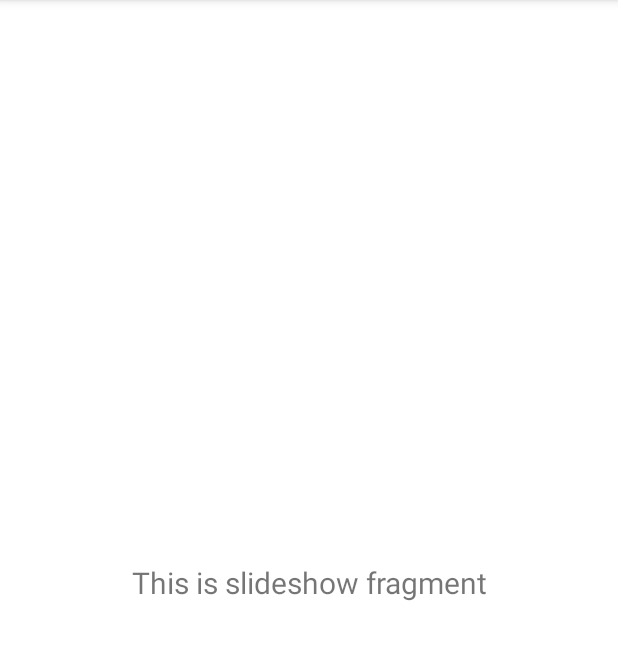
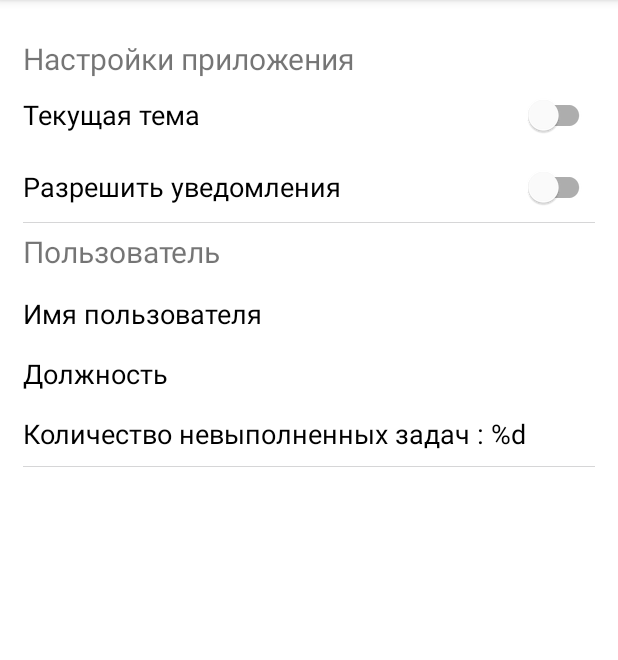
Before and after one commit to lubuntum/TaskCreator, an Android app: the fragment SlideshowFragment shown on its own in the app's theme, on a phone screen of 412 x 824 dp, the part 84-744 px from its top. Run offline under Robolectric (Android 15) with nearby library versions, the phone set to English and light mode, and no system bars.

Commit message:
Добавил UI для настроек приложени

```diff
--- a/app/src/main/java/com/pavel/databaseapp/services/notification/NotificationService.java
+++ b/app/src/main/java/com/pavel/databaseapp/services/notification/NotificationService.java
@@ -8,6 +8,8 @@ import android.content.Intent;
 import android.content.SharedPreferences;
 import android.graphics.Bitmap;
 import android.graphics.BitmapFactory;
+import android.media.RingtoneManager;
+import android.net.Uri;
 import android.os.IBinder;
 import android.util.Log;
 
@@ -90,13 +92,15 @@ public class NotificationService extends LifecycleService {
             public void onChanged(List<Task> taskList) {
                 if (android.os.Build.VERSION.SDK_INT >= android.os.Build.VERSION_CODES.O) {
                     Bitmap bitmap = BitmapFactory.decodeResource(getResources(), R.drawable.icon_accept_gray);
+                    Uri notySound = RingtoneManager.getDefaultUri(RingtoneManager.TYPE_NOTIFICATION);
                     Notification.Builder notification = new Notification.Builder(getService(), CHANNEL_ID)
                             .setContentTitle("Новые задачи")
                             .setSmallIcon(R.drawable.icon_accept_green)
                             .setLargeIcon(bitmap);
                     if (taskList != null && taskList.size() > 0) {
                         notification
-                                .setContentText(String.format("У вас новые задачи: %d", taskList.size()));
+                                .setContentText(String.format("У вас новые задачи: %d", taskList.size()))
+                                .setSound(notySound);
                         //updateCheckedTasks();
                     }
                     else notification.setContentText("У вас нет новых задач");
--- a/app/src/main/java/com/pavel/databaseapp/ui/slideshow/SlideshowFragment.java
+++ b/app/src/main/java/com/pavel/databaseapp/ui/slideshow/SlideshowFragment.java
@@ -24,8 +24,6 @@ public class SlideshowFragment extends Fragment {
         binding = FragmentSettingsBinding.inflate(inflater, container, false);
         View root = binding.getRoot();
 
-        final TextView textView = binding.textSlideshow;
-        slideshowViewModel.getText().observe(getViewLifecycleOwner(), textView::setText);
         return root;
     }
 
--- a/app/src/main/res/layout/fragment_settings.xml
+++ b/app/src/main/res/layout/fragment_settings.xml
@@ -4,19 +4,95 @@
     xmlns:tools="http://schemas.android.com/tools"
     android:layout_width="match_parent"
     android:layout_height="match_parent"
-    tools:context=".ui.slideshow.SlideshowFragment">
-
-    <TextView
-        android:id="@+id/text_slideshow"
+    tools:context=".ui.slideshow.SlideshowFragment"
+    android:paddingStart="15dp"
+    android:paddingEnd="15dp"
+    android:paddingTop="25dp">
+    <com.google.android.material.textview.MaterialTextView
+        android:id="@+id/app_settings"
+        android:layout_width="wrap_content"
+        android:layout_height="wrap_content"
+        android:text="Настройки приложения"
+        android:textSize="20sp"
+        app:layout_constraintTop_toTopOf="parent"
+        app:layout_constraintLeft_toLeftOf="parent"/>
+        <LinearLayout
+            android:id="@+id/main_settings_container"
+            android:layout_width="match_parent"
+            android:layout_height="wrap_content"
+            android:orientation="vertical"
+            android:background="@drawable/item_bottom_border"
+            app:layout_constraintTop_toBottomOf="@id/app_settings"
+            app:layout_constraintLeft_toLeftOf="parent"
+            app:layout_constraintRight_toRightOf="parent">
+        <LinearLayout
+            android:layout_width="match_parent"
+            android:layout_height="wrap_content"
+            android:orientation="horizontal">
+            <com.google.android.material.switchmaterial.SwitchMaterial
+                android:id="@+id/current_theme"
+                android:layout_width="match_parent"
+                android:layout_height="wrap_content"
+                android:text="Текущая тема"
+                android:textSize="18sp"/>
+        </LinearLayout>
+        <LinearLayout
+            android:layout_width="match_parent"
+            android:layout_height="wrap_content"
+            android:orientation="horizontal">
+            <com.google.android.material.switchmaterial.SwitchMaterial
+                android:id="@+id/apply_notification"
+                android:layout_width="match_parent"
+                android:layout_height="wrap_content"
+                android:text="Разрешить уведомления"
+                android:textSize="18sp" />
+        </LinearLayout>
+    </LinearLayout>
+    <com.google.android.material.textview.MaterialTextView
+        android:id="@+id/user_info"
         android:layout_width="match_parent"
         android:layout_height="wrap_content"
-        android:layout_marginStart="8dp"
-        android:layout_marginTop="8dp"
-        android:layout_marginEnd="8dp"
-        android:textAlignment="center"
+        android:text="Пользователь"
         android:textSize="20sp"
-        app:layout_constraintBottom_toBottomOf="parent"
-        app:layout_constraintEnd_toEndOf="parent"
-        app:layout_constraintStart_toStartOf="parent"
-        app:layout_constraintTop_toTopOf="parent" />
+        android:paddingTop="5dp"
+        app:layout_constraintTop_toBottomOf="@id/main_settings_container"
+        app:layout_constraintLeft_toLeftOf="parent" />
+    <LinearLayout
+        android:id="@+id/account_info_container"
+        android:layout_width="match_parent"
+        android:layout_height="wrap_content"
+        android:orientation="vertical"
+        android:background="@drawable/item_bottom_border"
+        android:paddingTop="5dp"
+        app:layout_constraintTop_toBottomOf="@id/user_info">
+        <com.google.android.material.textview.MaterialTextView
+            android:id="@+id/user_name"
+            android:layout_width="wrap_content"
+            android:layout_height="wrap_content"
+            android:text="Имя пользователя"
+            android:textSize="18sp"
+            android:textColor="@color/black"
+            android:paddingTop="10dp"/>
+        <com.google.android.material.textview.MaterialTextView
+            android:id="@+id/position"
+            android:layout_width="wrap_content"
+            android:layout_height="wrap_content"
+            android:text="Должность"
+            android:textSize="18sp"
+            android:paddingTop="15dp"
+            android:textColor="@color/black"
+            />
+        <com.google.android.material.textview.MaterialTextView
+            android:id="@+id/task_count"
+            android:layout_width="wrap_content"
+            android:layout_height="wrap_content"
+            android:text="@string/current_task_count"
+            android:textSize="18sp"
+            android:paddingTop="15dp"
+            android:paddingBottom="10dp"
+            android:textColor="@color/black"
+            />
+
+    </LinearLayout>
+
 </androidx.constraintlayout.widget.ConstraintLayout>
--- a/app/src/main/res/values/strings.xml
+++ b/app/src/main/res/values/strings.xml
@@ -36,6 +36,7 @@
     <string name="accept">Войти</string>
     <string name="logout">Выйти</string>
     <string name="date_format">dd.MM.yyyy</string>
+    <string name="current_task_count">Количество невыполненных задач : %d</string>
     <string-array name="positions">
         <item>Должность</item>
         <item>Преподаватель</item>
```
